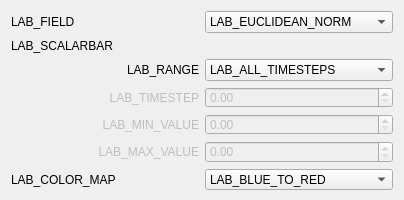
This is src/MEDCalc/gui/dialogs/WidgetPresentationParameters.ui in luzpaz/med as Qt 5 draws it before an edit. The edited form follows.
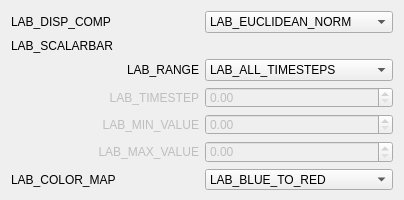
This is the edited form.

Commit message: [MEDCalc] Rename Field as Displayed Component

Patch:
```diff
--- a/src/MEDCalc/gui/dialogs/WidgetPresentationParameters.ui
+++ b/src/MEDCalc/gui/dialogs/WidgetPresentationParameters.ui
@@ -23,7 +23,7 @@
    <item row="0" column="0">
     <widget class="QLabel" name="label">
      <property name="text">
-      <string>LAB_FIELD</string>
+      <string>LAB_DISP_COMP</string>
      </property>
     </widget>
    </item>
```
The commit also changes 2 other files.
